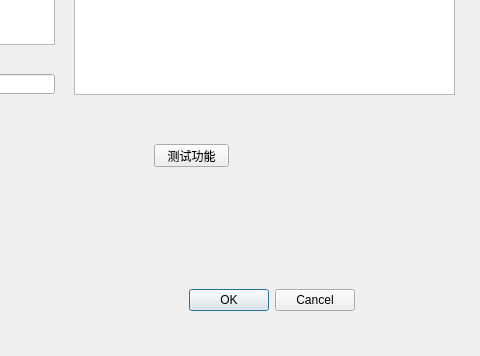
First picture: the form in testmaindialog.ui, repository lanxiaziyi/ZNetCallClient, before the edit; both pictures show x 356 to 836 and y 316 to 672 of the 836 by 672 pixel window.
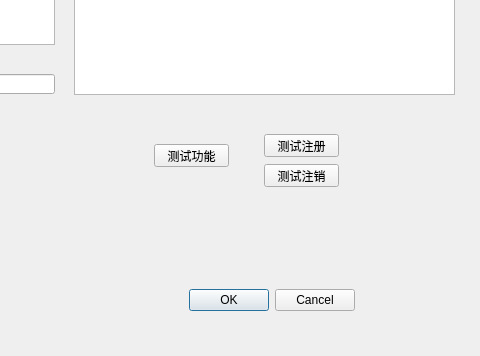
Second picture: the form after the edit.

Diff of the .ui file:
```diff
--- a/testmaindialog.ui
+++ b/testmaindialog.ui
@@ -166,6 +166,32 @@
     <bool>true</bool>
    </property>
   </widget>
+  <widget class="QPushButton" name="pushButton_testRegister">
+   <property name="geometry">
+    <rect>
+     <x>620</x>
+     <y>450</y>
+     <width>75</width>
+     <height>23</height>
+    </rect>
+   </property>
+   <property name="text">
+    <string>测试注册</string>
+   </property>
+  </widget>
+  <widget class="QPushButton" name="pushButton_testUnRegister">
+   <property name="geometry">
+    <rect>
+     <x>620</x>
+     <y>480</y>
+     <width>75</width>
+     <height>23</height>
+    </rect>
+   </property>
+   <property name="text">
+    <string>测试注销</string>
+   </property>
+  </widget>
  </widget>
  <resources/>
  <connections>
```
